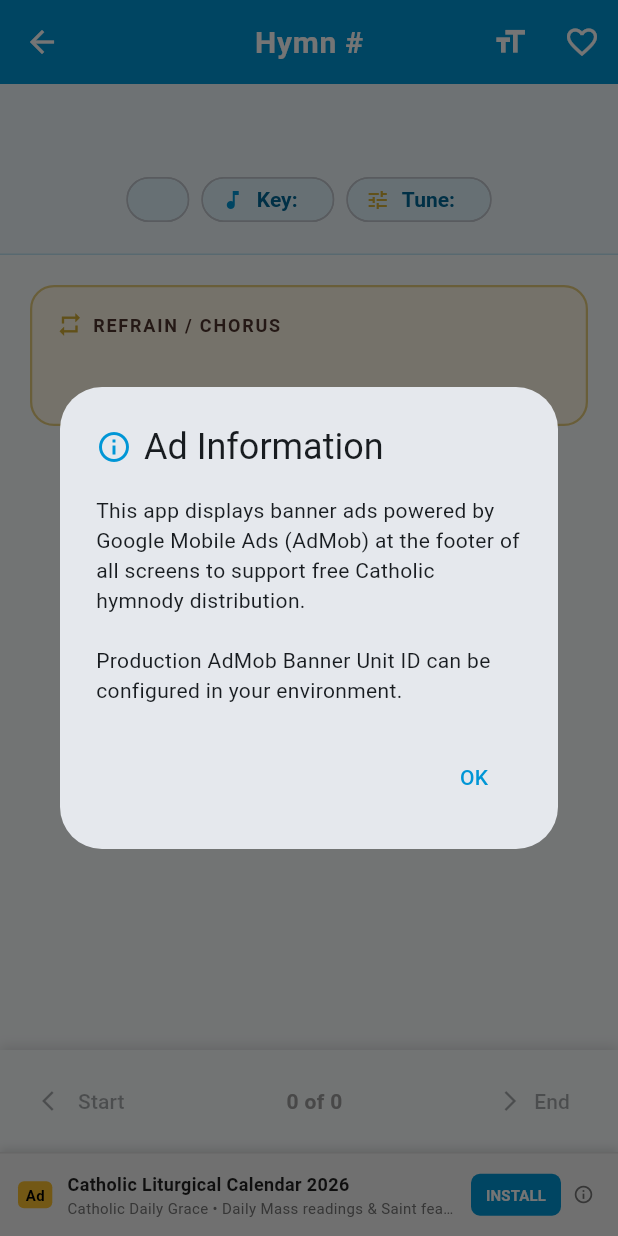
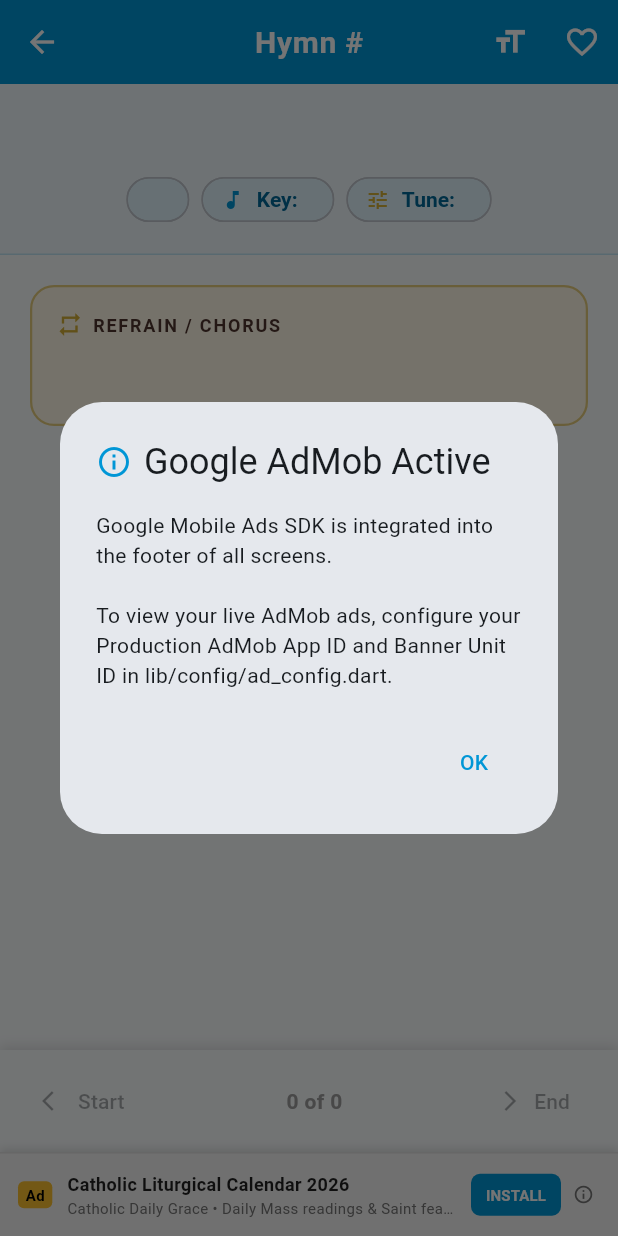
Before and after one commit to DamaMichaelYohanna/Rejoice_in_the_Lord, a Flutter app: the HymnDetailScreen screen opened directly with empty values, after a tap on the "info outline" icon, on a phone screen of 412 x 824 dp. Run offline on Flutter 3.47's test engine with Material 3 defaults, Android fonts, the phone set to English and light mode, and no system bars; our stand-ins replace google_mobile_ads; network calls fail.

Commit message:
Integrate google_mobile_ads SDK with AdConfig setup

```diff
--- /dev/null
+++ b/lib/config/ad_config.dart
@@ -0,0 +1,41 @@
+import 'dart:io';
+import 'package:flutter/foundation.dart';
+
+class AdConfig {
+  // Flag to toggle between Test Ads and Production Ads
+  static const bool useTestAds = true;
+
+  // ===========================================================================
+  // YOUR ADMOB PRODUCTION APP & BANNER UNIT IDS
+  // Replace the strings below with your actual AdMob IDs from the AdMob Console.
+  // ===========================================================================
+
+  // Android Production Banner Ad Unit ID
+  static const String _androidProdBannerUnitId = "ca-app-pub-XXXXXXXXXXXXXXXX/XXXXXXXXXX";
+
+  // iOS Production Banner Ad Unit ID
+  static const String _iosProdBannerUnitId = "ca-app-pub-XXXXXXXXXXXXXXXX/XXXXXXXXXX";
+
+  // Android Production App ID (Place in AndroidManifest.xml)
+  static const String androidAppId = "ca-app-pub-XXXXXXXXXXXXXXXX~XXXXXXXXXX";
+
+  // iOS Production App ID (Place in Info.plist)
+  static const String iosAppId = "ca-app-pub-XXXXXXXXXXXXXXXX~XXXXXXXXXX";
+
+  // ===========================================================================
+  // GOOGLE OFFICIAL TEST UNIT IDS (Safe for development and testing)
+  // ===========================================================================
+  static const String _androidTestBannerUnitId = "ca-app-pub-3940256099942544/6300978111";
+  static const String _iosTestBannerUnitId = "ca-app-pub-3940256099942544/2934735716";
+
+  /// Returns the appropriate Banner Ad Unit ID based on platform and mode
+  static String get bannerAdUnitId {
+    if (useTestAds) {
+      if (kIsWeb) return _androidTestBannerUnitId;
+      return Platform.isAndroid ? _androidTestBannerUnitId : _iosTestBannerUnitId;
+    }
+
+    if (kIsWeb) return _androidProdBannerUnitId;
+    return Platform.isAndroid ? _androidProdBannerUnitId : _iosProdBannerUnitId;
+  }
+}
--- a/lib/main.dart
+++ b/lib/main.dart
@@ -1,9 +1,12 @@
 import 'package:flutter/material.dart';
+import 'package:google_mobile_ads/google_mobile_ads.dart';
 import 'screens/splash_screen.dart';
 import 'theme/app_theme.dart';
 
-void main() {
+void main() async {
   WidgetsFlutterBinding.ensureInitialized();
+  // Initialize Google Mobile Ads SDK
+  await MobileAds.instance.initialize();
   runApp(const RejoiceInTheLordApp());
 }
 
--- a/lib/widgets/banner_ad_footer.dart
+++ b/lib/widgets/banner_ad_footer.dart
@@ -1,5 +1,8 @@
 import 'dart:async';
+import 'package:flutter/foundation.dart';
 import 'package:flutter/material.dart';
+import 'package:google_mobile_ads/google_mobile_ads.dart';
+import '../config/ad_config.dart';
 import '../theme/app_theme.dart';
 
 class BannerAdFooter extends StatefulWidget {
@@ -10,6 +13,9 @@
 }
 
 class _BannerAdFooterState extends State<BannerAdFooter> {
+  BannerAd? _bannerAd;
+  bool _isAdLoaded = false;
+
   int _currentAdIndex = 0;
   Timer? _adRotateTimer;
 
@@ -32,18 +38,14 @@
       "sponsor": "Rejoice Community",
       "cta": "LEARN MORE",
     },
-    {
-      "title": "Catholic Hymns Audio & Melodies",
-      "subtitle": "Listen to organ & choir recordings for all 700 hymns",
-      "sponsor": "Sacred Music Press",
-      "cta": "LISTEN NOW",
-    },
   ];
 
   @override
   void initState() {
     super.initState();
-    // Rotate sample banner ads every 8 seconds
+    _loadGoogleBannerAd();
+
+    // Fallback rotation timer for web/desktop or pending load
     _adRotateTimer = Timer.periodic(const Duration(seconds: 8), (timer) {
       if (mounted) {
         setState(() {
@@ -53,9 +55,40 @@
     });
   }
 
+  void _loadGoogleBannerAd() {
+    // Only attempt native AdMob load on mobile platforms
+    if (kIsWeb) return;
+
+    _bannerAd = BannerAd(
+      adUnitId: AdConfig.bannerAdUnitId,
+      size: AdSize.banner,
+      request: const AdRequest(),
+      listener: BannerAdListener(
+        onAdLoaded: (ad) {
+          if (mounted) {
+            setState(() {
+              _isAdLoaded = true;
+            });
+          }
+        },
+        onAdFailedToLoad: (ad, error) {
+          ad.dispose();
+          if (mounted) {
+            setState(() {
+              _isAdLoaded = false;
+            });
+          }
+        },
+      ),
+    );
+
+    _bannerAd?.load();
+  }
+
   @override
   void dispose() {
     _adRotateTimer?.cancel();
+    _bannerAd?.dispose();
     super.dispose();
   }
 
@@ -63,7 +96,6 @@
   Widget build(BuildContext context) {
     final theme = Theme.of(context);
     final isDark = theme.brightness == Brightness.dark;
-    final currentAd = _sampleAds[_currentAdIndex];
 
     return Container(
       width: double.infinity,
@@ -84,15 +116,32 @@
           ),
         ),
       ),
-      child: Padding(
+      child: Center(
+        child: _isAdLoaded && _bannerAd != null
+            // Render Live Google Mobile Ad Widget
+            ? SizedBox(
+                width: _bannerAd!.size.width.toDouble(),
+                height: _bannerAd!.size.height.toDouble(),
+                child: AdWidget(ad: _bannerAd!),
+              )
+            // Render Ad Placeholder Container
+            : _buildFallbackBannerAd(isDark),
+      ),
+    );
+  }
+
+  Widget _buildFallbackBannerAd(bool isDark) {
+    final currentAd = _sampleAds[_currentAdIndex];
+
+    return Padding(
       padding: const EdgeInsets.symmetric(horizontal: 12, vertical: 4),
       child: Row(
         children: [
-            // Standard "Ad" Badge Indicator
+          // AdMob Gold Badge Indicator
           Container(
             padding: const EdgeInsets.symmetric(horizontal: 5, vertical: 2),
             decoration: BoxDecoration(
-                color: const Color(0xFFFBC02D), // AdMob Gold Badge
+              color: const Color(0xFFFBC02D),
               borderRadius: BorderRadius.circular(4),
             ),
             child: const Text(
@@ -102,7 +151,6 @@
                 fontSize: 10,
                 fontWeight: FontWeight.bold,
               ),
-
             ),
           ),
           const SizedBox(width: 10),
@@ -169,7 +217,7 @@
             ),
           ),
           const SizedBox(width: 4),
-            // Info Icon
+          // Ad Info Icon
           InkWell(
             onTap: () {
               showDialog(
@@ -179,11 +227,11 @@
                     children: [
                       Icon(Icons.info_outline, color: AppTheme.cyanPrimary),
                       SizedBox(width: 8),
-                        Text("Ad Information"),
+                      Text("Google AdMob Active"),
                     ],
                   ),
                   content: const Text(
-                      "This app displays banner ads powered by Google Mobile Ads (AdMob) at the footer of all screens to support free Catholic hymnody distribution.\n\nProduction AdMob Banner Unit ID can be configured in your environment.",
+                    "Google Mobile Ads SDK is integrated into the footer of all screens.\n\nTo view your live AdMob ads, configure your Production AdMob App ID and Banner Unit ID in lib/config/ad_config.dart.",
                   ),
                   actions: [
                     TextButton(
@@ -205,7 +253,6 @@
           ),
         ],
       ),
-      ),
     );
   }
 }
--- a/pubspec.yaml
+++ b/pubspec.yaml
@@ -31,9 +31,9 @@
   flutter:
     sdk: flutter
 
-  # The following adds the Cupertino Icons font to your application.
-  # Use with the CupertinoIcons class for iOS style icons.
   cupertino_icons: ^1.0.8
+  google_mobile_ads: ^5.2.0
+
 
 dev_dependencies:
   flutter_test:
```
Also changed, not shown: pubspec.lock, 3 other files. Lines whose indentation alone changed are shown as unchanged.
